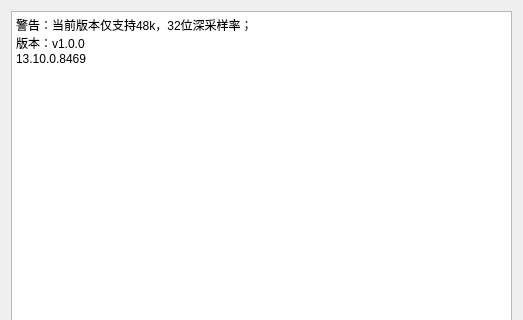
The window that APP/Multimedia/helpdlg.ui (ZhangDi005/ZhangDi005) describes before a commit, drawn with Qt 5; both pictures show x 0 to 523 and y 0 to 320 of the 523 by 526 pixel window.
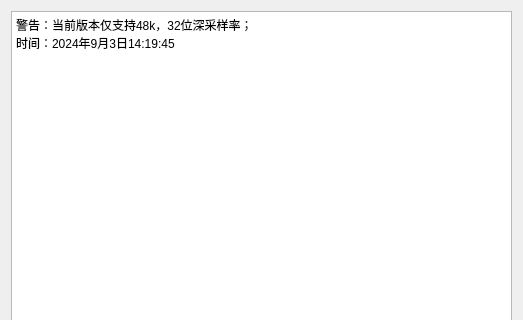
The same window after the commit.

Diff of the .ui file:
```diff
--- a/APP/Multimedia/helpdlg.ui
+++ b/APP/Multimedia/helpdlg.ui
@@ -31,8 +31,7 @@
 p, li { white-space: pre-wrap; }
 &lt;/style&gt;&lt;/head&gt;&lt;body style=&quot; font-family:'SimSun'; font-size:9pt; font-weight:400; font-style:normal;&quot;&gt;
 &lt;p style=&quot; margin-top:0px; margin-bottom:0px; margin-left:0px; margin-right:0px; -qt-block-indent:0; text-indent:0px;&quot;&gt;&lt;span style=&quot; font-family:'SimSun';&quot;&gt;警告：当前版本仅支持48k，32位深采样率；&lt;/span&gt;&lt;/p&gt;
-&lt;p style=&quot; margin-top:0px; margin-bottom:0px; margin-left:0px; margin-right:0px; -qt-block-indent:0; text-indent:0px;&quot;&gt;&lt;span style=&quot; font-family:'SimSun';&quot;&gt;版本：v1.0.0&lt;/span&gt;&lt;/p&gt;
-&lt;p style=&quot; margin-top:0px; margin-bottom:0px; margin-left:0px; margin-right:0px; -qt-block-indent:0; text-indent:0px;&quot;&gt;&lt;span style=&quot; font-family:'SimSun';&quot;&gt;13.10.0.8469&lt;/span&gt;&lt;/p&gt;&lt;/body&gt;&lt;/html&gt;</string>
+&lt;p style=&quot; margin-top:0px; margin-bottom:0px; margin-left:0px; margin-right:0px; -qt-block-indent:0; text-indent:0px;&quot;&gt;&lt;span style=&quot; font-family:'SimSun';&quot;&gt;时间：2024年9月3日14:19:45&lt;/span&gt;&lt;/p&gt;&lt;/body&gt;&lt;/html&gt;</string>
      </property>
     </widget>
    </item>
```
